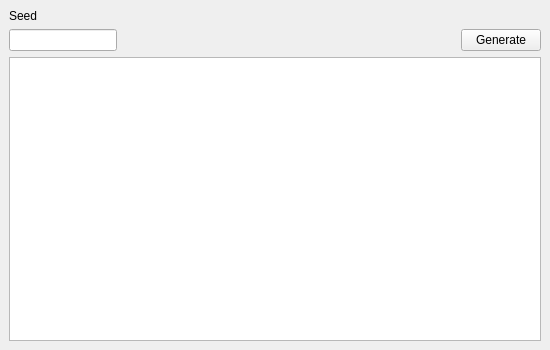
Admiral-Fish/PokeFinder, file Forms/Gen3/JirachiPattern.ui: the form before one commit.
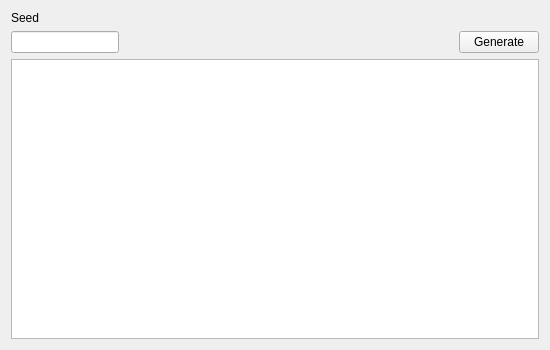
The form after the commit. Custom widgets are drawn as their Qt base class.

```diff
--- a/Forms/Gen3/JirachiPattern.ui
+++ b/Forms/Gen3/JirachiPattern.ui
@@ -1,7 +1,7 @@
 <?xml version="1.0" encoding="UTF-8"?>
 <ui version="4.0">
  <class>JirachiPattern</class>
- <widget class="QMainWindow" name="JirachiPattern">
+ <widget class="QWidget" name="JirachiPattern">
   <property name="geometry">
    <rect>
     <x>0</x>
@@ -31,7 +31,6 @@
   <property name="windowTitle">
    <string>Channel Jirachi Pattern</string>
   </property>
-  <widget class="QWidget" name="centralwidget">
    <layout class="QGridLayout" name="gridLayout">
     <item row="0" column="0">
      <widget class="QLabel" name="labelSeed">
@@ -63,7 +62,7 @@
       </property>
       <property name="sizeHint" stdset="0">
        <size>
-        <width>40</width>
+       <width>309</width>
         <height>20</height>
        </size>
       </property>
@@ -126,7 +125,6 @@
      </widget>
     </item>
    </layout>
-  </widget>
  </widget>
  <customwidgets>
   <customwidget>
```
Lines whose indentation alone changed are shown as unchanged.
